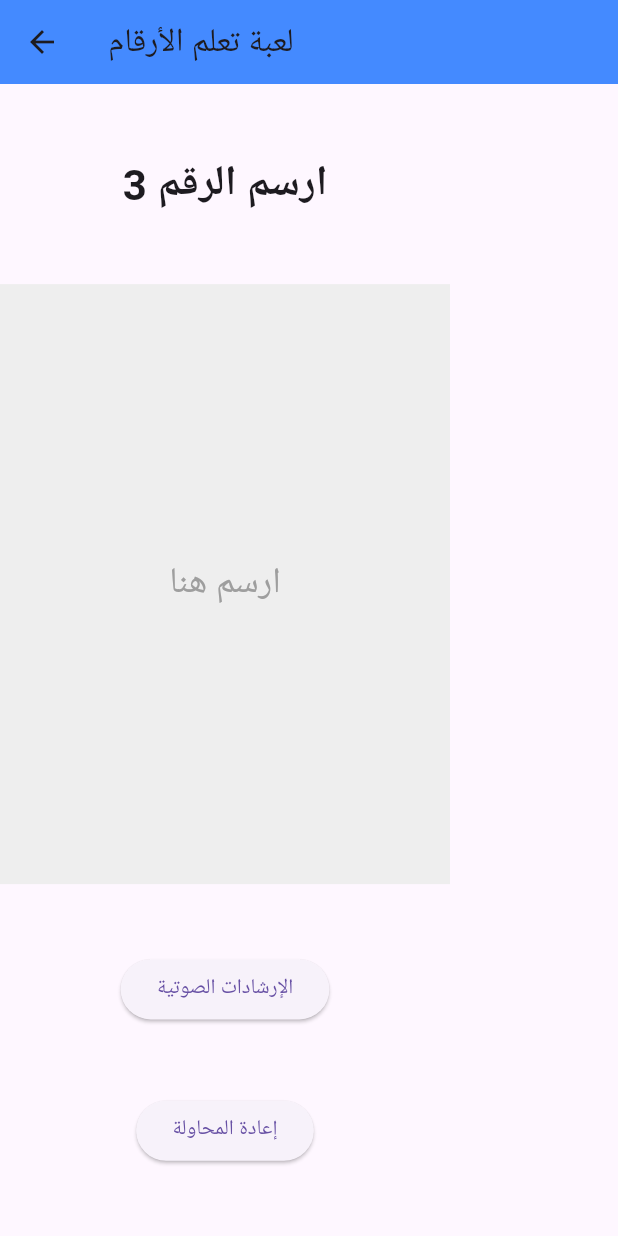
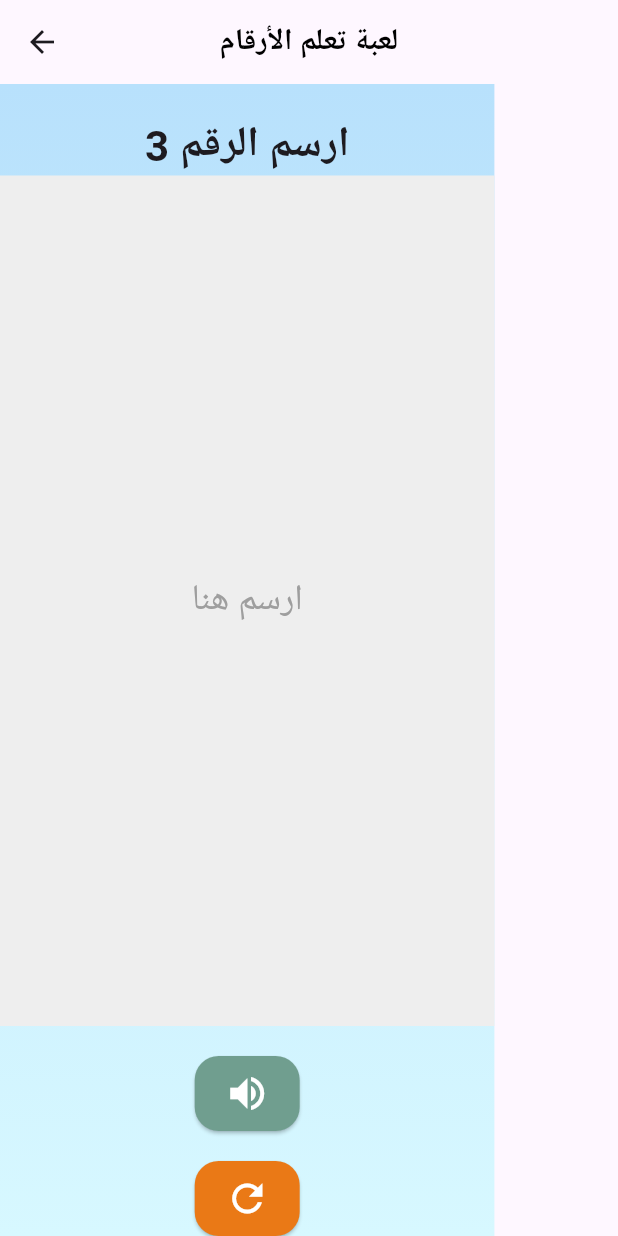
Before and after one commit to thurayax/SAGER, a Flutter app: the NumbersLearningGame screen opened by its route, on a phone screen of 412 x 824 dp. Run offline on Flutter 3.47's test engine with Material 3 defaults, Android fonts, the phone set to English and light mode, and no system bars; our stand-ins replace fl_chart, flutter_tts, supabase_flutter; accounts and stored records are empty.

Commit message:
Update number_drawing_screen.dart

```diff
--- a/lib/screens/games/number_drawing_screen.dart
+++ b/lib/screens/games/number_drawing_screen.dart
@@ -26,26 +26,43 @@ class _NumbersLearningGameState extends State<NumbersLearningGame> {
   Widget build(BuildContext context) {
     return Scaffold(
       appBar: AppBar(
-        title: Text('لعبة تعلم الأرقام'),
-        backgroundColor: Colors.blueAccent,
+        backgroundColor: Colors.transparent,
+        centerTitle: true,
+        title: const Text(
+          'لعبة تعلم الأرقام',
+          style: TextStyle(
+            fontSize: 20,
+            fontWeight: FontWeight.bold,
+            color: Colors.black,
           ),
-      body: Column(
-        mainAxisAlignment: MainAxisAlignment.spaceEvenly,
+        ),
+      ),
+      body: Container(
+        height: MediaQuery.of(context).size.height, // Full height of the screen
+        decoration: BoxDecoration(
+          gradient: LinearGradient(
+            colors: [Color(0xFFB8E1FC), Color(0xFFD7F8FF)],
+            begin: Alignment.topCenter,
+            end: Alignment.bottomCenter,
+          ),
+        ),
+        child: Column(
           children: [
+            SizedBox(height: 20),
             Text(
               'ارسم الرقم $currentNumber',
               style: TextStyle(fontSize: 28, fontWeight: FontWeight.bold),
             ),
-          GestureDetector(
+            Expanded(
+              child: GestureDetector(
                 onPanUpdate: (details) {
-              // يمكنك استخدام مكتبة لرسم الخطوط هنا
                   setState(() {
                     isDrawingComplete = true; // محاكاة اكتمال الرسم
                   });
                 },
                 child: Container(
-              height: 400,
-              width: 300,
+                  width:
+                      MediaQuery.of(context).size.width * 0.8, // Adjust width
                   color: Colors.grey[200],
                   child: Center(
                     child: isDrawingComplete
@@ -57,15 +74,43 @@ class _NumbersLearningGameState extends State<NumbersLearningGame> {
                   ),
                 ),
               ),
+            ),
+            SizedBox(height: 20),
             ElevatedButton(
               onPressed: () => speak('ارسم الرقم $currentNumber'),
-            child: Text('الإرشادات الصوتية'),
+              style: ElevatedButton.styleFrom(
+                backgroundColor: Color(0xFF709E8F),
+                padding: EdgeInsets.symmetric(horizontal: 20, vertical: 10),
+                shape: RoundedRectangleBorder(
+                  borderRadius: BorderRadius.circular(16),
                 ),
+              ),
+              child: Icon(
+                Icons.volume_up,
+                size: 30,
+                color: Colors.white,
+              ),
+            ),
+            SizedBox(height: 20),
             ElevatedButton(
               onPressed: resetDrawing,
-            child: Text('إعادة المحاولة'),
+              style: ElevatedButton.styleFrom(
+                backgroundColor:
+                    Color.fromRGBO(234, 121, 22, 1),
+
+                padding: EdgeInsets.symmetric(horizontal: 20, vertical: 10),
+                shape: RoundedRectangleBorder(
+                  borderRadius: BorderRadius.circular(16),
+                ),
+              ),
+              child: Icon(
+                Icons.refresh,
+                size: 30,
+                color: Colors.white,
+              ),
             ),
           ],
+        ),
       ),
     );
   }
```
Lines whose indentation alone changed are shown as unchanged.
